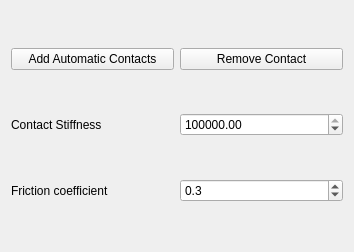
makkemal/FreeCAD, file src/Mod/Fem/Gui/Resources/ui/AutoContact.ui: the form before one commit.
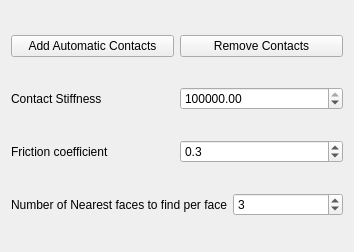
The form after the commit.

Commit message: FEM: Add select number of faces to find variable

```diff
--- a/src/Mod/Fem/Gui/Resources/ui/AutoContact.ui
+++ b/src/Mod/Fem/Gui/Resources/ui/AutoContact.ui
@@ -28,7 +28,7 @@
        <item>
         <widget class="QPushButton" name="btnRMContact">
          <property name="text">
-          <string>Remove Contact</string>
+          <string>Remove Contacts</string>
          </property>
         </widget>
        </item>
@@ -90,6 +90,27 @@
      </item>
     </layout>
    </item>
+   <item>
+    <layout class="QHBoxLayout" name="horizontalLayout">
+     <item>
+      <widget class="QLabel" name="label_3">
+       <property name="text">
+        <string>Number of Nearest faces to find per face</string>
+       </property>
+      </widget>
+     </item>
+     <item>
+      <widget class="QDoubleSpinBox" name="spFaceNum">
+       <property name="decimals">
+        <number>0</number>
+       </property>
+       <property name="value">
+        <double>3.000000000000000</double>
+       </property>
+      </widget>
+     </item>
+    </layout>
+   </item>
   </layout>
  </widget>
  <resources/>
```
The commit also changes 3 other files.
